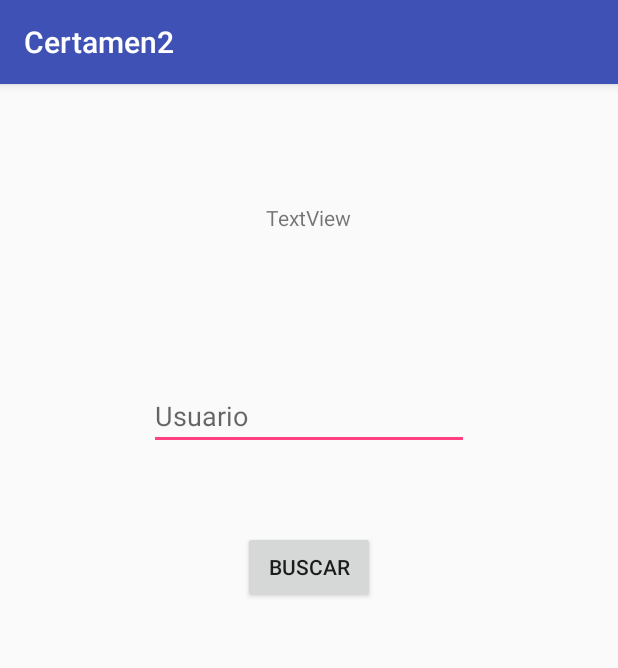
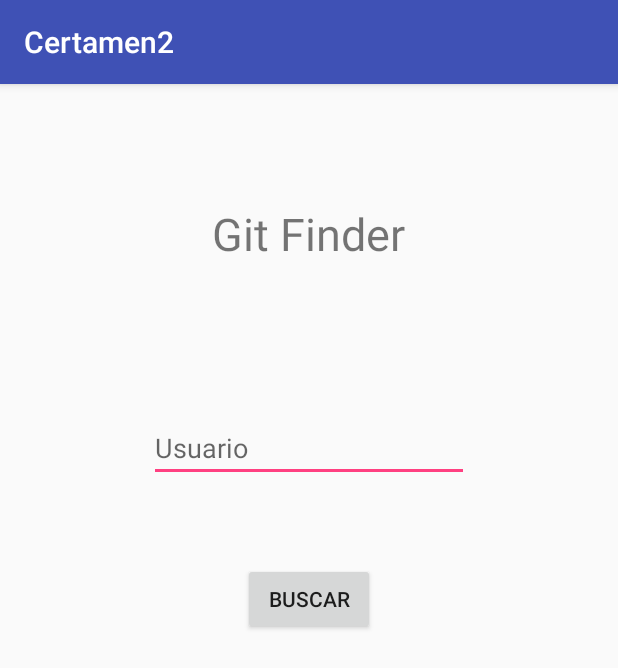
Before and after one commit to erlbe/certamen_2, an Android app: the screen it shows after launch (MainActivity), on a phone screen of 412 x 824 dp. Shown: the top 668 px of the screen. Run offline under Robolectric (Android 15) with nearby library versions, the phone set to English and light mode, and no system bars.

Commit message:
Certamen 2 Erlend Berger 201690285-6

```diff
--- a/app/src/main/res/layout/fragment_input.xml
+++ b/app/src/main/res/layout/fragment_input.xml
@@ -10,14 +10,14 @@
         android:layout_height="match_parent">
 
         <TextView
-            android:text="TextView"
+            android:text="Git Finder"
             android:layout_width="wrap_content"
             android:layout_height="wrap_content"
             android:layout_alignParentTop="true"
             android:layout_centerHorizontal="true"
             android:layout_marginTop="63dp"
             android:id="@+id/textView"
-            tools:text="Git Finder" />
+            android:textSize="30sp"/>
 
         <EditText
             android:layout_width="wrap_content"
```
